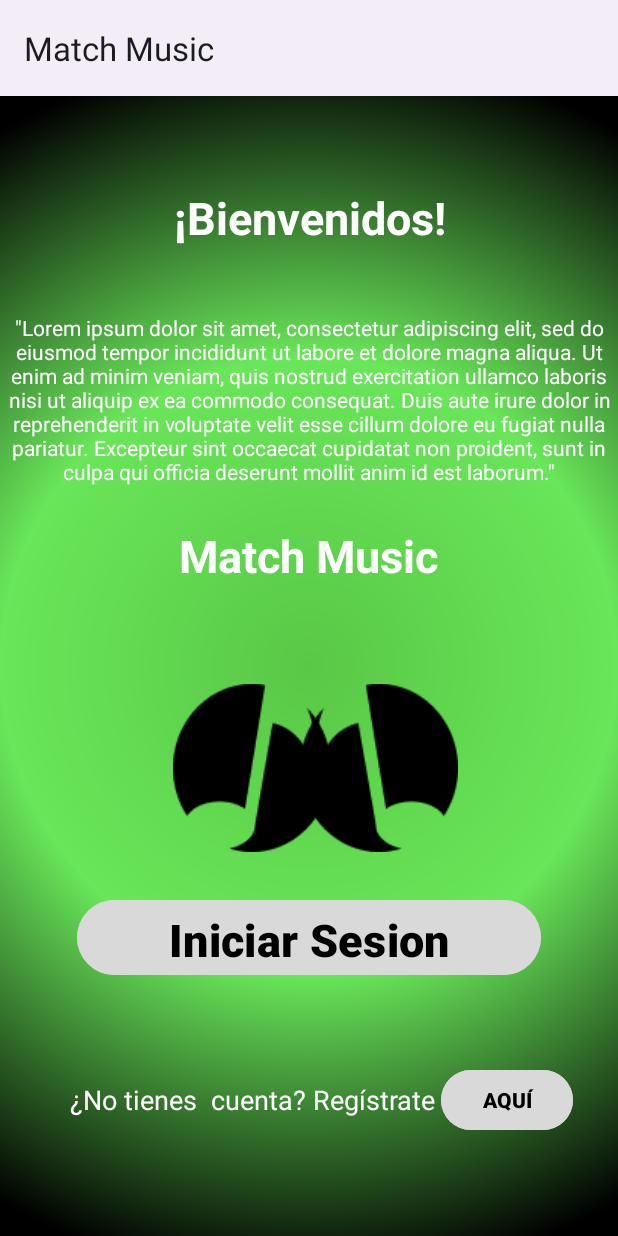
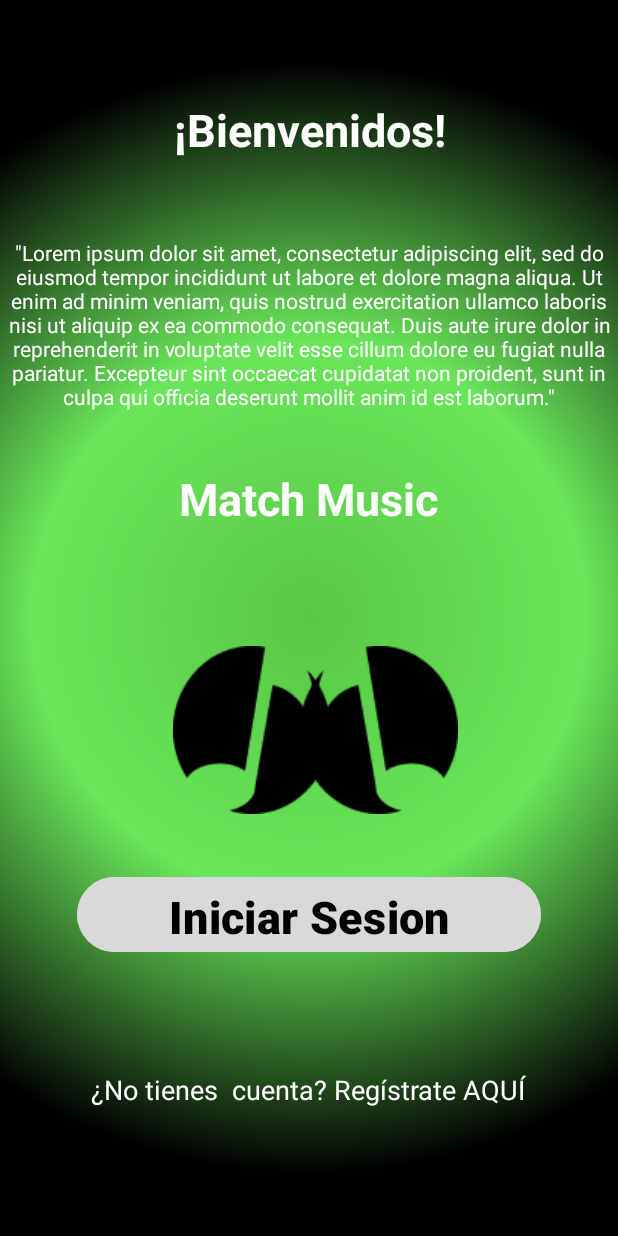
Before and after one commit to MatchMusicTinder/AppMMT, an Android app: the screen it shows after launch (MainActivity), on a phone screen of 412 x 824 dp. Run offline under Robolectric (Android 15) with nearby library versions, the phone set to English and light mode, and no system bars.

Commit message:
subiendo cambios a la activity principal

```diff
--- a/app/src/main/res/drawable/degradado.xml
+++ b/app/src/main/res/drawable/degradado.xml
@@ -11,7 +11,7 @@
         android:startColor="#59C846"
         android:centerColor="#69E659"
         android:endColor="#000000"
-        android:gradientRadius="100%"
+        android:gradientRadius="90%"
         />
 
 </shape>
--- a/app/src/main/res/layout/activity_main.xml
+++ b/app/src/main/res/layout/activity_main.xml
@@ -96,30 +96,16 @@
         android:id="@+id/textView4"
         android:layout_width="wrap_content"
         android:layout_height="wrap_content"
-        android:text="¿No tienes  cuenta? Regístrate "
+        android:text="¿No tienes  cuenta? Regístrate AQUÍ"
         android:textAlignment="center"
         android:textColor="#ffffff"
         android:textSize="18dp"
+        android:contextClickable="true"
         app:layout_constraintBottom_toBottomOf="parent"
         app:layout_constraintEnd_toEndOf="parent"
-        app:layout_constraintHorizontal_bias="0.284"
+        app:layout_constraintHorizontal_bias="0.496"
         app:layout_constraintStart_toStartOf="parent"
         app:layout_constraintTop_toTopOf="parent"
         app:layout_constraintVertical_bias="0.893" />
 
-    <Button
-        android:id="@+id/button2"
-        android:layout_width="wrap_content"
-        android:layout_height="wrap_content"
-        android:backgroundTint="@color/boton"
-        android:text="AQUÍ"
-        android:textColor="#000000"
-        android:textStyle="bold"
-        app:layout_constraintBottom_toBottomOf="parent"
-        app:layout_constraintEnd_toEndOf="parent"
-        app:layout_constraintHorizontal_bias="0.907"
-        app:layout_constraintStart_toStartOf="parent"
-        app:layout_constraintTop_toTopOf="parent"
-        app:layout_constraintVertical_bias="0.906" />
-
 </androidx.constraintlayout.widget.ConstraintLayout>
--- a/app/src/main/res/values/themes.xml
+++ b/app/src/main/res/values/themes.xml
@@ -1,6 +1,6 @@
 <resources xmlns:tools="http://schemas.android.com/tools">
     <!-- Base application theme. -->
-    <style name="Base.Theme.MMT" parent="Theme.Material3.DayNight">
+    <style name="Base.Theme.MMT" parent="Theme.Material3.DayNight.NoActionBar">
         <!-- Customize your light theme here. -->
         <!-- <item name="colorPrimary">@color/my_light_primary</item> -->
     </style>
```
